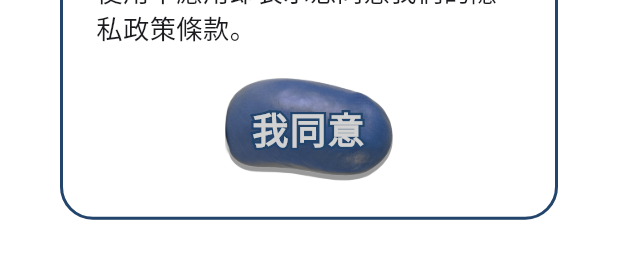
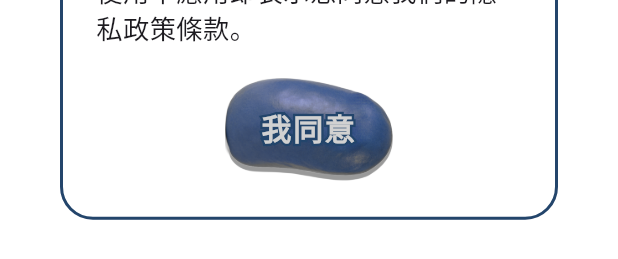
Before and after one commit to ncchen99/Tuckin, a Flutter app: the PrivacyPolicyDialog widget shown alone on an empty page, opened directly, on a phone screen of 412 x 824 dp. Shown: the part 812-1071 px from the top of the screen. Run offline on Flutter 3.47's test engine with Material 3 defaults, Android fonts, the phone set to English and light mode, and no system bars; drawn by our look-alikes of stroke_text; our stand-ins replace video_player; Roboto replaces fonts that are missing (OtsutomeFont).

Commit message:
✨ 調整多個元件的字體大小，從自適應字體大小轉為固定數值，以改善顯示效果並提升整體一致性。

```diff
--- a/lib/components/image_button.dart
+++ b/lib/components/image_button.dart
@@ -106,9 +106,8 @@ class _ImageButtonState extends State<ImageButton> {
                     height: 1.2, // 減小行高以改善垂直對齊
                     fontSize:
                         isSmallButton
-                            ? widget.textStyle.fontSize?.sp ?? 20.sp
-                            : widget.textStyle.fontSize?.sp ??
-                                24.sp, // 根據按鈕大小調整字體
+                            ? widget.textStyle.fontSize ?? 18
+                            : widget.textStyle.fontSize ?? 20, // 根據按鈕大小調整字體
                   ),
                   strokeColor: const Color(0xFF23456B), // 深藍色邊框
                   strokeWidth: (isSmallButton ? 3.r : 4.r), // 自適應邊框寬度
--- a/lib/components/privacy_policy_dialog.dart
+++ b/lib/components/privacy_policy_dialog.dart
@@ -65,7 +65,7 @@ class PrivacyPolicyDialog extends StatelessWidget {
               width: 130.w, // 使用自適應寬度
               height: 65.h, // 使用自適應高度
               textStyle: TextStyle(
-                fontSize: 20.sp, // 使用自適應字體大小
+                fontSize: 20, // 使用自適應字體大小
                 color: const Color(0xFFD1D1D1),
                 fontFamily: 'OtsutomeFont',
                 fontWeight: FontWeight.bold,
--- a/lib/screens/login_page.dart
+++ b/lib/screens/login_page.dart
@@ -241,7 +241,7 @@ class _LoginPageState extends State<LoginPage> {
                     height: 70.h,
                     onPressed: _login,
                     textStyle: TextStyle(
-                      fontSize: 20.sp,
+                      fontSize: 22,
                       color: const Color(0xFFD1D1D1),
                       fontFamily: 'OtsutomeFont',
                       fontWeight: FontWeight.bold,
--- a/lib/screens/welcome_screen.dart
+++ b/lib/screens/welcome_screen.dart
@@ -442,7 +442,7 @@ class _WelcomeScreenState extends State<WelcomeScreen>
                           width: 160.w, // 使用自適應寬度
                           height: 75.h, // 使用自適應高度
                           textStyle: TextStyle(
-                            fontSize: 18.sp, // 使用自適應字體大小
+                            fontSize: 20, // 使用自適應字體大小
                             color: const Color(0xFFD1D1D1),
                             fontFamily: 'OtsutomeFont',
                             fontWeight: FontWeight.bold,
```
